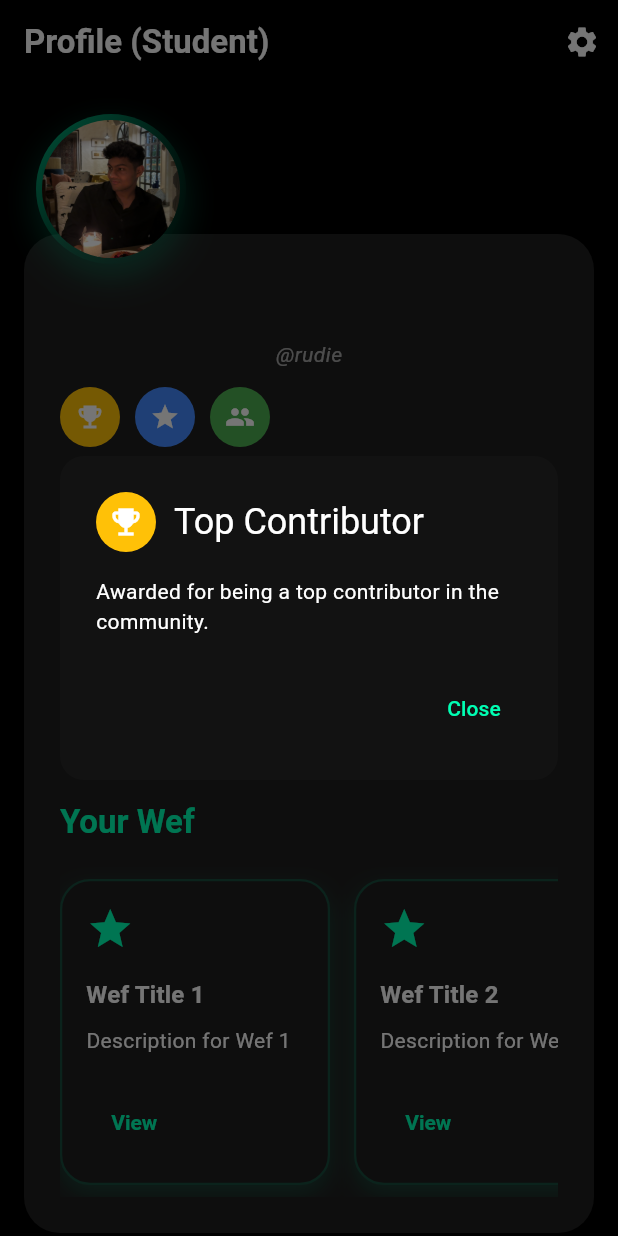
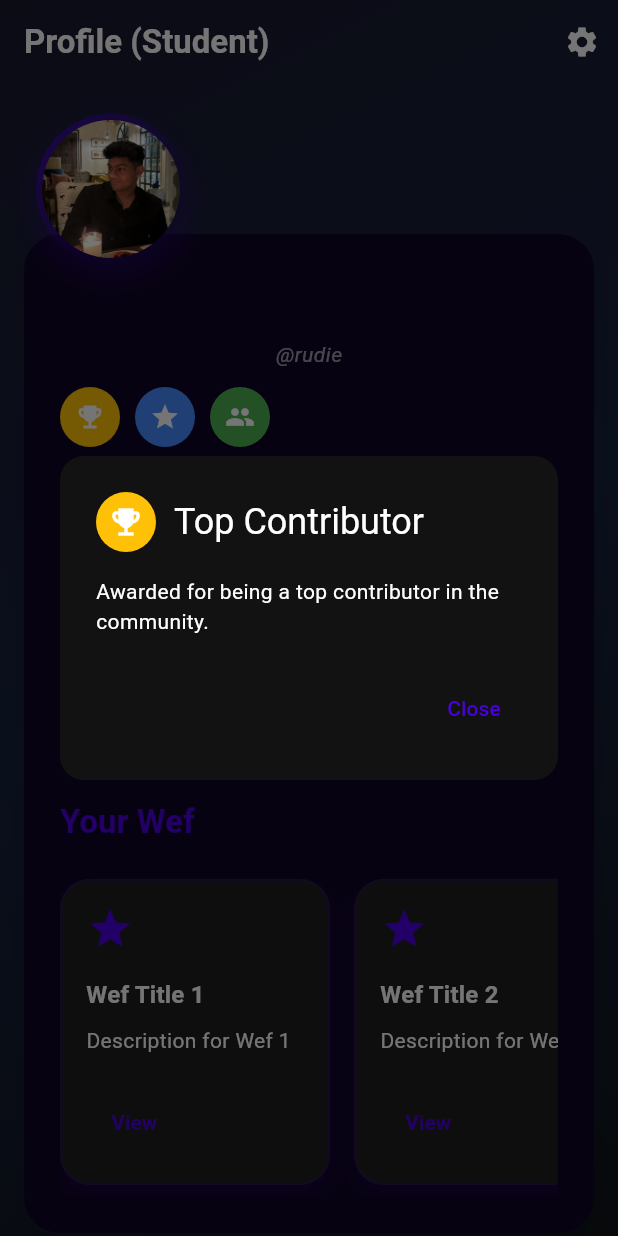
Before and after one commit to WEFT-TIET/FRONTEND, a Flutter app: the ProfilePage screen opened directly, after a tap on the "emoji events" icon, on a phone screen of 412 x 824 dp. Run offline on Flutter 3.47's test engine with Material 3 defaults, Android fonts, the phone set to English and light mode, and no system bars; our stand-ins replace flutter_svg, google_fonts, location.

Commit message:
profile updated

```diff
--- a/frontend_weft/lib/core/theme/app_pallete.dart
+++ b/frontend_weft/lib/core/theme/app_pallete.dart
@@ -4,7 +4,7 @@ class AppPallete {
   static const Color primaryLight = Color(0xFF007BFF);
   static const Color secondaryLight = Color(0xFFFF6F61);
 
-  static const Color primaryDark = Color(0xFF00FFB3);
+  static const Color primaryDark = Color(0xFF4A00E0);
   static const Color secondaryDark = Color(0xFFFFA500);
 
   static const cardColorLight = Colors.white;
--- a/frontend_weft/lib/features/profile/view/pages/profile.dart
+++ b/frontend_weft/lib/features/profile/view/pages/profile.dart
@@ -34,8 +34,16 @@ class _ProfilePageState extends State<ProfilePage> {
     final cardColor = theme.cardColor;
     final accent = theme.colorScheme.primary;
 
-    return Scaffold(
-      backgroundColor: AppPallete.scaffoldBackgroundColorDark,
+    return Container(
+      decoration: BoxDecoration(
+        gradient: LinearGradient(
+          begin: Alignment.topLeft,
+          end: Alignment.bottomRight,
+          colors: [AppPallete.gradient1, AppPallete.gradient2, AppPallete.gradient3],
+        ),
+      ),
+      child: Scaffold(
+        backgroundColor: AppPallete.transperantColor,
         body: CustomScrollView(
           slivers: [
             SliverAppBar(
@@ -54,7 +62,7 @@ class _ProfilePageState extends State<ProfilePage> {
                     margin: const EdgeInsets.only(top: 100, left: 16, right: 16),
                     padding: const EdgeInsets.only(top: 70, left: 24, right: 24, bottom: 24),
                     decoration: BoxDecoration(
-                    color: cardColor,
+                      color: AppPallete.postCardColor,
                       borderRadius: BorderRadius.circular(24),
                       boxShadow: [
                         BoxShadow(color: Colors.black.withAlpha((0.08 * 255).toInt()), blurRadius: 16, offset: const Offset(0, 8)),
@@ -203,6 +211,7 @@ class _ProfilePageState extends State<ProfilePage> {
             ),
           ],
         ),
+      ),
     );
   }
 }
--- a/frontend_weft/lib/features/search/view/pages/search.dart
+++ b/frontend_weft/lib/features/search/view/pages/search.dart
@@ -1,8 +1,5 @@
 import 'package:flutter/material.dart';
 import 'package:frontend_weft/core/theme/app_pallete.dart';
-import '../widgets/society_card.dart';
-import '../widgets/recent_search_item.dart';
-import 'wefter_page.dart';
 
 class SearchPage extends StatefulWidget {
   const SearchPage({super.key});
```
Also changed, not shown: frontend_weft/lib/features/home/view/Drawer/map.dart (+10 -8 lines), 1 other file. Lines whose indentation alone changed are shown as unchanged.
